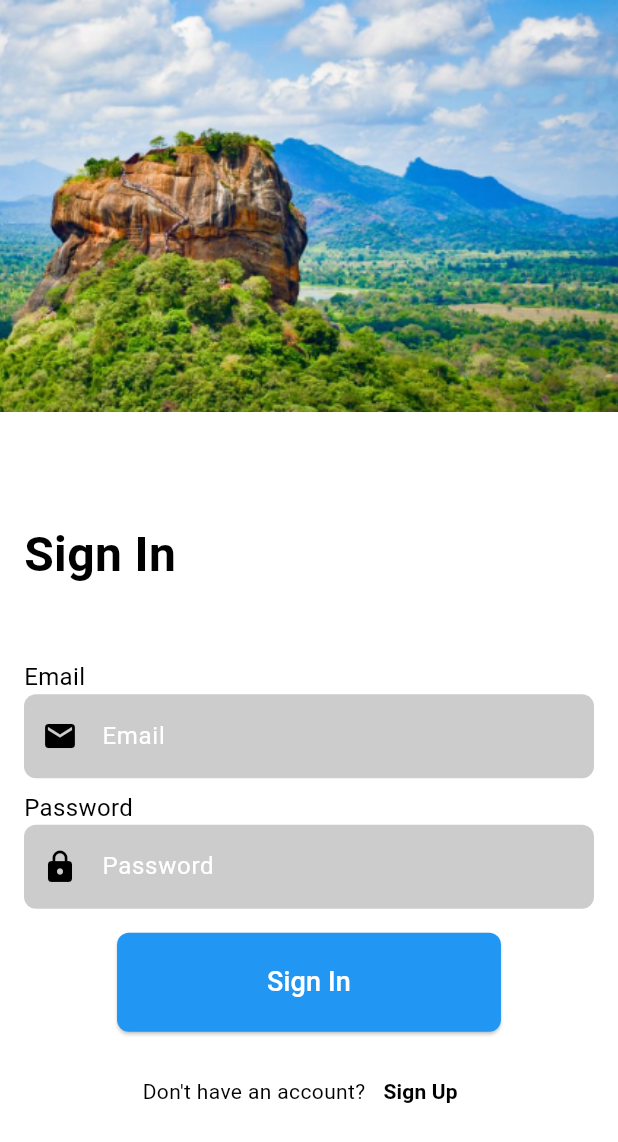
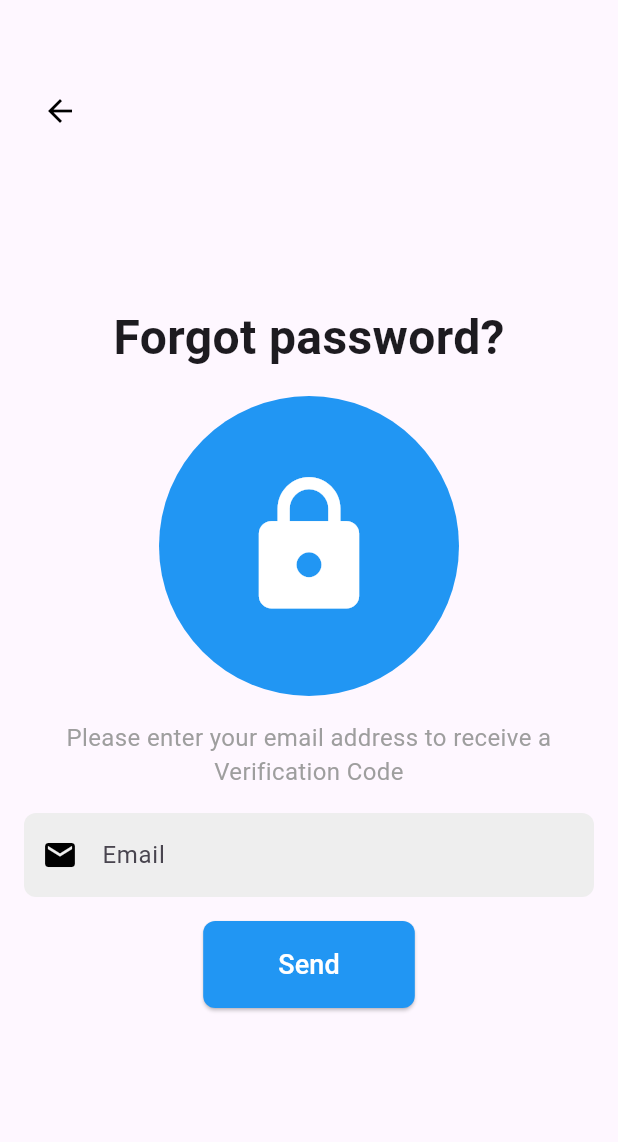
Before and after one commit to naamiahmed/TrekTempo, a Flutter app: the SignInPage screen opened directly, after a tap on "Sign In", on a phone screen of 412 x 824 dp. Shown: the top 1142 px of the screen. Run offline on Flutter 3.47's test engine with Material 3 defaults, Android fonts, the phone set to English and light mode, and no system bars.

Commit message:
add forgot password page

```diff
--- /dev/null
+++ b/Front- End/lib/Pages/Sign-In-Up/ForgotPassword-EnterMail.dart
@@ -0,0 +1,117 @@
+import 'package:flutter/material.dart';
+
+class ForgotPasswordPage extends StatelessWidget {
+  final TextEditingController emailController = TextEditingController();
+
+  @override
+  Widget build(BuildContext context) {
+    return Scaffold(
+      body: Stack(
+        children: [
+          Center(
+            child: SingleChildScrollView(
+              child: Padding(
+                padding: const EdgeInsets.all(16.0),
+                child: Column(
+                  mainAxisAlignment: MainAxisAlignment.center,
+                  children: [
+                    const SizedBox(height: 50), // Add some space at the top
+                    const Text(
+                      'Forgot password?',
+                      style: TextStyle(
+                        fontSize: 32,
+                        fontWeight: FontWeight.bold,
+                      ),
+                    ),
+                    const SizedBox(height: 16),
+                    Container(
+                      width: 200,
+                      height: 200,
+                      decoration: BoxDecoration(
+                        color: Colors.blue,
+                        shape: BoxShape.circle,
+                      ),
+                      child: const Icon(
+                        Icons.lock,
+                        color: Colors.white,
+                        size: 100,
+                      ),
+                    ),
+                    const SizedBox(height: 16),
+                    const Text(
+                      'Please enter your email address to receive a Verification Code',
+                      textAlign: TextAlign.center,
+                      style: TextStyle(
+                        fontSize: 16,
+                        color: Colors.grey,
+                      ),
+                    ),
+                    const SizedBox(height: 16),
+                    _buildTextField(
+                      Icons.email,
+                      'Email',
+                      emailController,
+                    ),
+                    const SizedBox(height: 16),
+                    ElevatedButton(
+                      onPressed: () {
+                        // Handle send email
+                      },
+                      style: ElevatedButton.styleFrom(
+                        backgroundColor: Colors.blue,
+                        padding: const EdgeInsets.symmetric(horizontal: 50, vertical: 16),
+                        shape: RoundedRectangleBorder(
+                          borderRadius: BorderRadius.circular(8),
+                        ),
+                      ),
+                      child: const Text(
+                        'Send',
+                        style: TextStyle(
+                          color: Colors.white,
+                          fontSize: 18,
+                        ),
+                      ),
+                    ),
+                  ],
+                ),
+              ),
+            ),
+          ),
+          Positioned(
+            top: 50,
+            left: 16,
+            child: IconButton(
+              icon: const Icon(Icons.arrow_back, color: Colors.black),
+              onPressed: () {
+                Navigator.pop(context);
+              },
+            ),
+          ),
+        ],
+      ),
+    );
+  }
+
+  Widget _buildTextField(IconData icon, String hintText, TextEditingController controller) {
+    return TextField(
+      controller: controller,
+      decoration: InputDecoration(
+        prefixIcon: Icon(icon, color: Colors.black),
+        hintText: hintText,
+        filled: true,
+        fillColor: Colors.grey[200],
+        border: OutlineInputBorder(
+          borderRadius: BorderRadius.circular(8),
+          borderSide: BorderSide.none,
+        ),
+      ),
+      style: const TextStyle(color: Colors.black),
+    );
+  }
+}
+
+void main() {
+  runApp(MaterialApp(
+    home: ForgotPasswordPage(),
+  ));
+}
--- a/Front- End/lib/Pages/Sign-In-Up/SignIn.dart
+++ b/Front- End/lib/Pages/Sign-In-Up/SignIn.dart
@@ -1,4 +1,5 @@
 import 'package:flutter/material.dart';
+import 'package:travel_app/Pages/Sign-In-Up/ForgotPassword-EnterMail.dart';
 
 class SignInPage extends StatelessWidget {
   @override
@@ -73,7 +74,10 @@ class SignInPage extends StatelessWidget {
                           children: [
                             ElevatedButton(
                           onPressed: () {
-                            // Handle sign in
+                            Navigator.push(
+                                context,
+                                MaterialPageRoute(
+                                    builder: (context) => ForgotPasswordPage()));
                           },
                           style: ElevatedButton.styleFrom(
                             backgroundColor: Colors.blue,
```
Also changed, not shown: Front- End/assets/images/ForgotPassword-01.png (added).
